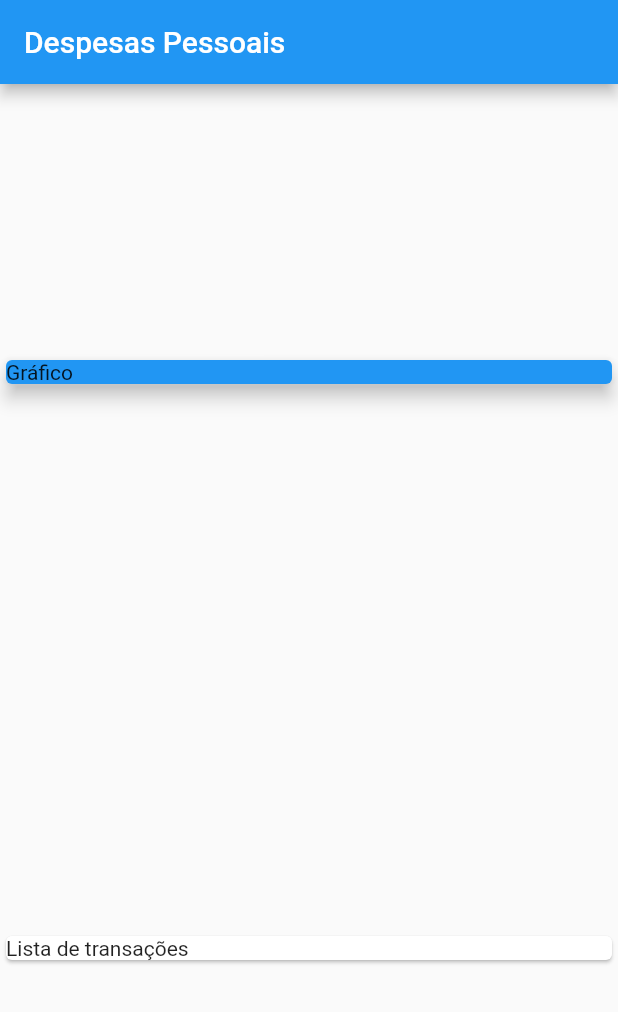
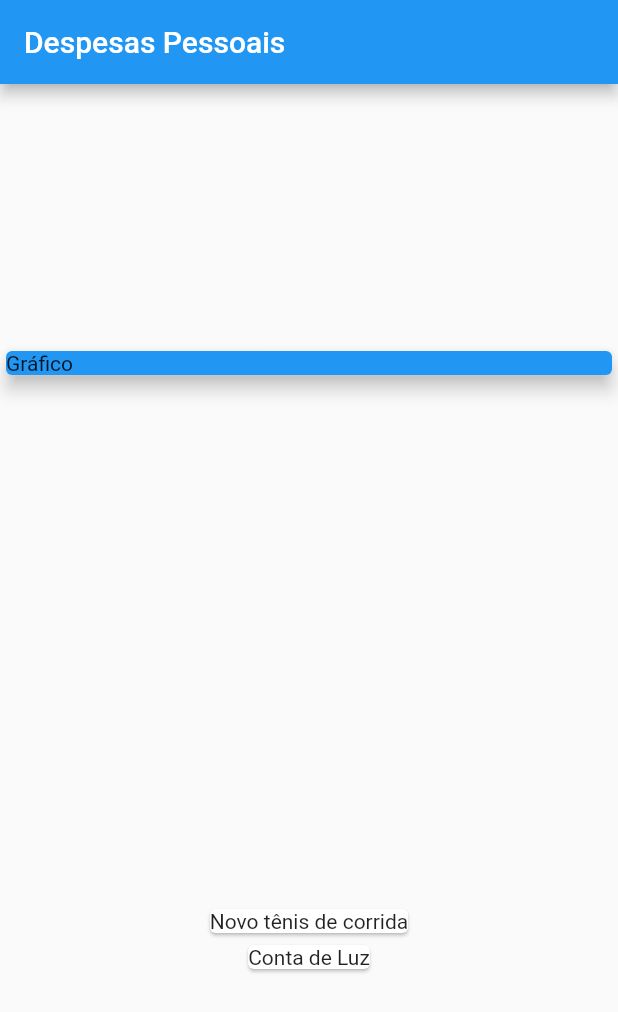
Before and after one commit to elton-costa/expenses, a Flutter app: the screen it shows after launch, on a phone screen of 412 x 824 dp. Shown: the top 1012 px of the screen. Run offline on Flutter 3.47's test engine with Material 2 defaults, Android fonts, the phone set to English and light mode, and no system bars.

Commit message:
Create map to Widgets

```diff
--- a/lib/main.dart
+++ b/lib/main.dart
@@ -19,6 +19,8 @@ class MyHomePage extends StatelessWidget {
         title: 'Novo tênis de corrida',
         value: 310.78,
         date: DateTime.now()),
+    Transaction(
+        id: 't2', title: 'Conta de Luz', value: 212.70, date: DateTime.now()),
   ];
 
   @override
@@ -39,8 +41,12 @@ class MyHomePage extends StatelessWidget {
               elevation: 5,
             ),
           ),
-          Card(
-            child: Text('Lista de transações'),
+          Column(
+            children: _transaction.map((tr) {
+              return Card(
+                child: Text(tr.title),
+              );
+            }).toList(),
           ),
         ],
       ),
```
